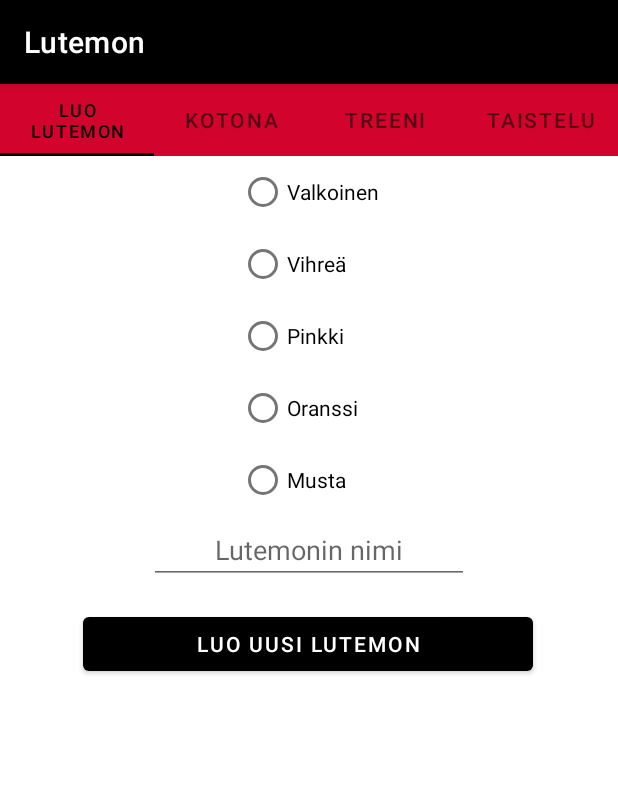
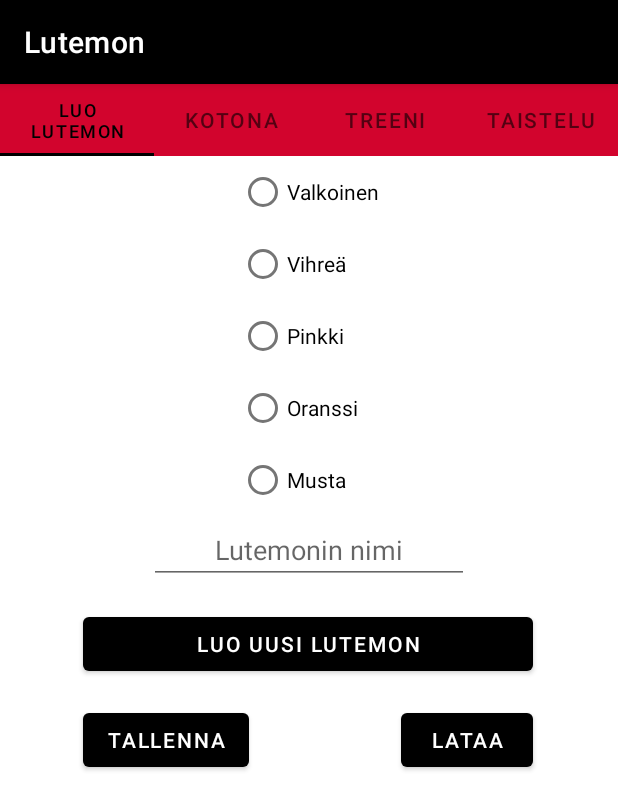
Before and after one commit to LETomppa/JavaHarkkatyo, an Android app: the screen it shows after launch (MainActivity), on a phone screen of 412 x 824 dp. Shown: the top 810 px of the screen. Run offline under Robolectric (Android 15) with nearby library versions, the phone set to English and light mode, and no system bars.

Commit message:
Uusin versio

```diff
--- a/app/src/main/java/com/example/lutemon/Lutemon.java
+++ b/app/src/main/java/com/example/lutemon/Lutemon.java
@@ -1,6 +1,8 @@
 package com.example.lutemon;
 
-public class Lutemon {
+import java.io.Serializable;
+
+public class Lutemon implements Serializable {
     protected String name;
     protected String color;
     protected int attack;
--- a/app/src/main/java/com/example/lutemon/fragments/FragmentCreate.java
+++ b/app/src/main/java/com/example/lutemon/fragments/FragmentCreate.java
@@ -44,10 +44,29 @@ public class FragmentCreate extends Fragment {
         // Inflate the layout for this fragment
         View view = inflater.inflate(R.layout.fragment_create, container, false);
         name = view.findViewById(R.id.txtName);
-        Button addButton = view.findViewById(R.id.btnCreate);
+        Button btnAdd = view.findViewById(R.id.btnCreate);
+        Button btnSave = view.findViewById(R.id.btnSave);
+        Button btnLoad = view.findViewById(R.id.btnLoad);
         storage = Storage.getInstance();
         FragmentHome.adapter = new LutemonListAdapter(getActivity(), storage.getLutemons());
-        addButton.setOnClickListener(new View.OnClickListener() {
+
+        btnSave.setOnClickListener(new View.OnClickListener() {
+            @Override
+            public void onClick(View view) {
+                storage.saveLutemons(getContext());
+                Toast.makeText(getContext(), "Lutemonien tallennus onnistui!", Toast.LENGTH_LONG).show();
+            }
+        });
+
+        btnLoad.setOnClickListener(new View.OnClickListener() {
+            @Override
+            public void onClick(View view) {
+                storage.loadLutemons(getContext());
+                FragmentHome.adapter.notifyDataSetChanged();
+                Toast.makeText(getContext(), "Lutemonien lataus onnistui!", Toast.LENGTH_LONG).show();
+            }
+        });
+        btnAdd.setOnClickListener(new View.OnClickListener() {
             @Override
             public void onClick(View v) {
                 stringName = name.getText().toString();
--- a/app/src/main/res/layout/fragment_create.xml
+++ b/app/src/main/res/layout/fragment_create.xml
@@ -70,4 +70,22 @@
         app:layout_constraintEnd_toEndOf="parent"
         app:layout_constraintStart_toStartOf="parent"
         app:layout_constraintTop_toBottomOf="@+id/rgColors" />
+
+    <Button
+        android:id="@+id/btnSave"
+        android:layout_width="wrap_content"
+        android:layout_height="wrap_content"
+        android:layout_marginTop="16dp"
+        android:text="Tallenna"
+        app:layout_constraintStart_toStartOf="@+id/btnCreate"
+        app:layout_constraintTop_toBottomOf="@+id/btnCreate" />
+
+    <Button
+        android:id="@+id/btnLoad"
+        android:layout_width="wrap_content"
+        android:layout_height="wrap_content"
+        android:layout_marginTop="16dp"
+        android:text="Lataa"
+        app:layout_constraintEnd_toEndOf="@+id/btnCreate"
+        app:layout_constraintTop_toBottomOf="@+id/btnCreate" />
 </androidx.constraintlayout.widget.ConstraintLayout>
```
Also changed, not shown: app/src/main/java/com/example/lutemon/Storage.java (+34 -0 lines).
